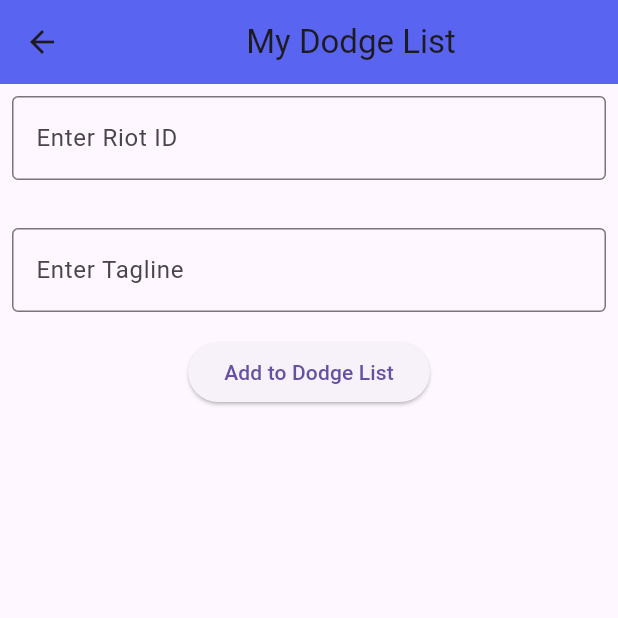
After one commit to tobimadaraa/app, a Flutter app: the DodgeList screen opened directly, on a phone screen of 412 x 824 dp, the top half of it. The commit adds this screen. Run offline on Flutter 3.47's test engine with Material 3 defaults, Android fonts, the phone set to English and light mode, and no system bars; our stand-ins replace cloud_firestore, firebase_core, flutter_dotenv, fluttertoast, get, shared_preferences; accounts and stored records are empty; network calls fail.

Commit message:
cleaned some code up and made it more efficient

```diff
--- /dev/null
+++ b/lib/components/dodge_list_input_fields.dart
@@ -0,0 +1,54 @@
+import 'package:flutter/material.dart';
+import 'package:flutter_application_2/components/input_field.dart';
+//import 'package:flutter_application_2/utils/validators.dart';
+
+class DodgeListInputFields extends StatelessWidget {
+  final String? usernameError;
+  final String? tagLineError;
+  final Function(String) onUsernameChanged;
+  final Function(String) onTaglineChanged;
+  final VoidCallback onAddUser;
+
+  const DodgeListInputFields({
+    super.key,
+    required this.usernameError,
+    required this.tagLineError,
+    required this.onUsernameChanged,
+    required this.onTaglineChanged,
+    required this.onAddUser,
+  });
+
+  @override
+  Widget build(BuildContext context) {
+    return Column(
+      children: [
+        Padding(
+          padding: const EdgeInsets.all(8.0),
+          child: InputField(
+            labelText: 'Enter Riot ID',
+            hintText: 'e.g. your username',
+            errorText: usernameError,
+            onChanged: onUsernameChanged,
+          ),
+        ),
+        const SizedBox(height: 16),
+        Padding(
+          padding: const EdgeInsets.all(8.0),
+          child: InputField(
+            labelText: 'Enter Tagline',
+            hintText: 'e.g. NA1',
+            errorText: tagLineError,
+            onChanged: onTaglineChanged,
+          ),
+        ),
+        Padding(
+          padding: const EdgeInsets.all(8.0),
+          child: ElevatedButton(
+            onPressed: onAddUser,
+            child: const Text("Add to Dodge List"),
+          ),
+        ),
+      ],
+    );
+  }
+}
--- /dev/null
+++ b/lib/components/dodge_list_view.dart
@@ -0,0 +1,71 @@
+import 'package:flutter/material.dart';
+//import 'package:flutter_application_2/models/leaderboard_model.dart';
+import 'package:flutter_application_2/controllers/dodge_list_controller.dart';
+import 'package:get/get.dart';
+
+class DodgeListView extends StatelessWidget {
+  final DodgeListController dodgeListController;
+
+  const DodgeListView({super.key, required this.dodgeListController});
+
+  @override
+  Widget build(BuildContext context) {
+    return Expanded(
+      child: Obx(() {
+        if (dodgeListController.dodgeList.isEmpty) {
+          return const Center(child: Text("No users in dodge list"));
+        }
+        return ListView.builder(
+          itemCount: dodgeListController.dodgeList.length,
+          itemBuilder: (context, index) {
+            final user = dodgeListController.dodgeList[index];
+            return ListTile(
+              title: Text('${user.username}#${user.tagline}'),
+              subtitle: Text(
+                'Cheater Reports: ${user.cheaterReports}, Toxicity Reports: ${user.toxicityReported}\nPage Views: ${user.pageViews}',
+              ),
+              trailing: IconButton(
+                icon: const Icon(Icons.delete, color: Colors.red),
+                onPressed: () async {
+                  bool? confirmDelete = await _showDeleteDialog(context);
+                  if (confirmDelete == true) {
+                    dodgeListController.removeUser(user);
+                    ScaffoldMessenger.of(context).showSnackBar(
+                      const SnackBar(
+                        content: Text("User removed from dodge list"),
+                      ),
+                    );
+                  }
+                },
+              ),
+            );
+          },
+        );
+      }),
+    );
+  }
+
+  Future<bool?> _showDeleteDialog(BuildContext context) {
+    return showDialog<bool>(
+      context: context,
+      builder: (context) {
+        return AlertDialog(
+          title: const Text("Delete User"),
+          content: const Text(
+            "Are you sure you want to delete this user from your dodge list?",
+          ),
+          actions: [
+            TextButton(
+              onPressed: () => Navigator.of(context).pop(true),
+              child: const Text("Yes"),
+            ),
+            TextButton(
+              onPressed: () => Navigator.of(context).pop(false),
+              child: const Text("No"),
+            ),
+          ],
+        );
+      },
+    );
+  }
+}
```
Also changed, not shown: lib/Screens/dodge_list_screen.dart (+12 -94 lines), lib/Screens/leaderboard_screen.dart (+38 -79 lines), lib/components/leaderboard_input_fields.dart (added, +44 -0 lines), lib/components/leaderboard_toggle.dart (added, +43 -0 lines), lib/services/leaderboard_service.dart (added, +12 -0 lines), lib/shared/classes/shared_components.dart (+9 -0 lines), lib/controllers/dodge_list_controller.dart (renamed from lib/components/dodge_list_controller.dart).
